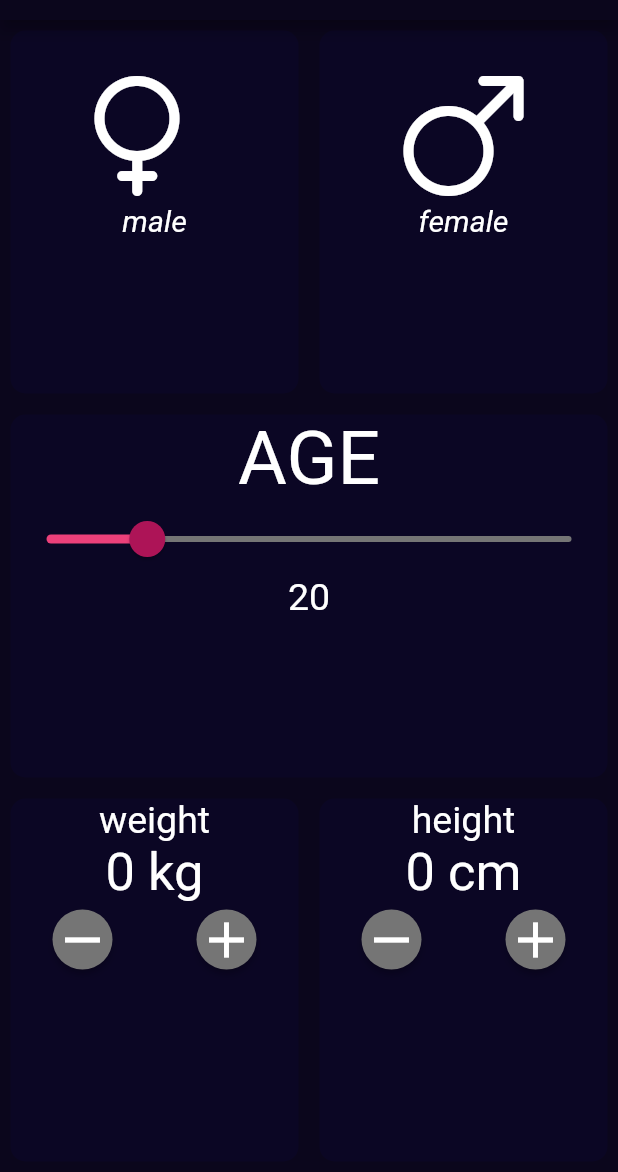
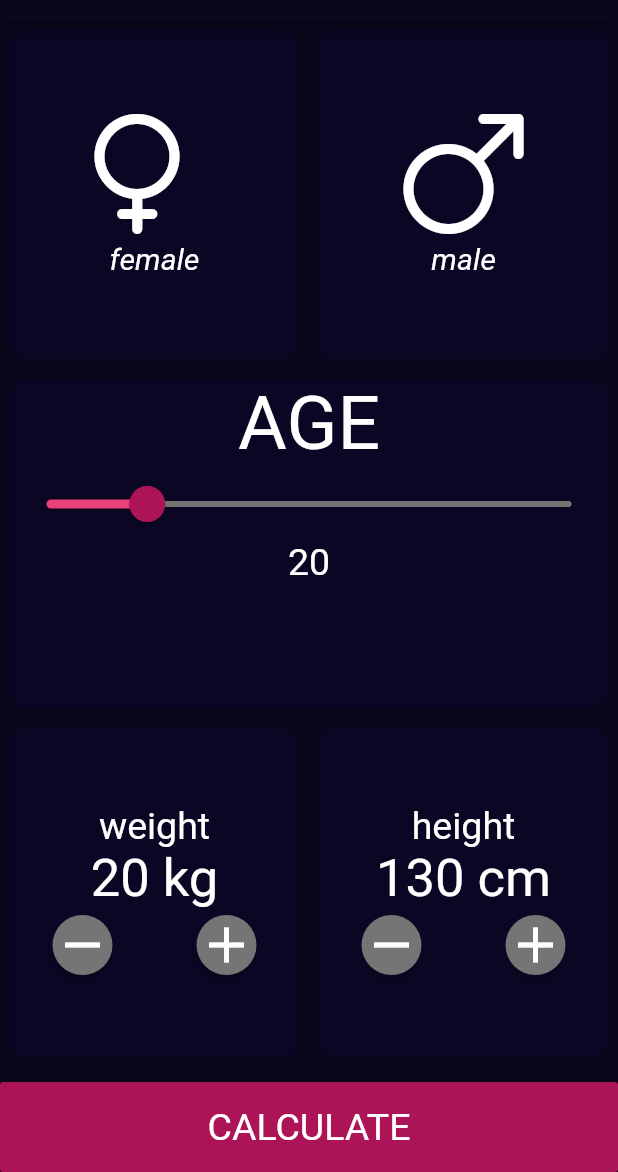
Before and after one commit to AbhijitHycinth/flutter-bmi-calculator, a Flutter app: the screen it shows after launch, on a phone screen of 412 x 824 dp, the part 64-1236 px from its top. Run offline on Flutter 3.47's test engine with Material 2 defaults, Android fonts, the phone set to English and light mode, and no system bars.

```diff
--- a/lib/styles.dart
+++ b/lib/styles.dart
@@ -1,3 +1,7 @@
 import 'package:flutter/material.dart';
 
 final kAgeStyle = TextStyle(fontStyle: FontStyle.normal, fontSize: 50);
+final kAccentColor = Colors.pink[800];
+final kOverlayColor = Color(0x30880E4F);
+final kDecorationRoundedEdges =
+    BoxDecoration(borderRadius: BorderRadius.all(Radius.circular(10)));
--- a/lib/widgets/components/card.dart
+++ b/lib/widgets/components/card.dart
@@ -1,3 +1,4 @@
+import 'package:bmi_calculator/styles.dart';
 import 'package:flutter/material.dart';
 
 class CustomCard extends StatelessWidget {
@@ -13,9 +14,7 @@ class CustomCard extends StatelessWidget {
   Widget build(BuildContext context) {
     return Container(
         margin: EdgeInsets.all(7),
-        decoration: BoxDecoration(
-            color: _getCardColor(),
-            borderRadius: BorderRadius.all(Radius.circular(10))),
+        decoration: kDecorationRoundedEdges.copyWith(color: _getCardColor()),
         child: child);
   }
 }
--- a/lib/widgets/components/clickable_card.dart
+++ b/lib/widgets/components/clickable_card.dart
@@ -21,9 +21,9 @@ class ClickableCard extends StatelessWidget {
       onTap: () {
         _onTap(_text);
       },
-      child: Padding(
-        padding: const EdgeInsets.all(30.0),
+      child: Center(
         child: Column(
+          mainAxisAlignment: MainAxisAlignment.center,
           mainAxisSize: MainAxisSize.max,
           children: <Widget>[
             Icon(_icon, size: 80.0),
--- a/lib/widgets/components/custom_counter.dart
+++ b/lib/widgets/components/custom_counter.dart
@@ -34,6 +34,7 @@ class CustomCounter extends StatelessWidget {
   Widget build(BuildContext context) {
     String unit = units[label][scale];
     return Column(
+      mainAxisAlignment: MainAxisAlignment.center,
       children: <Widget>[
         Text(label, style: kAgeStyle.copyWith(fontSize: 25)),
         Text('$value $unit', style: kAgeStyle.copyWith(fontSize: 35)),
--- a/lib/widgets/components/text_slider.dart
+++ b/lib/widgets/components/text_slider.dart
@@ -24,8 +24,8 @@ class TextSlider extends StatelessWidget {
             data: SliderThemeData(
               activeTrackColor: Colors.pink[400],
               inactiveTrackColor: Colors.grey[600],
-              thumbColor: Colors.pink[800],
-              overlayColor: Color(0x30880E4F),
+              thumbColor: kAccentColor,
+              overlayColor: kOverlayColor,
               thumbShape: RoundSliderThumbShape(enabledThumbRadius: 12),
             ),
             child: Slider(onChanged: onChange, value: value, min: 1, max: 100)),
--- a/lib/widgets/screen/main_page.dart
+++ b/lib/widgets/screen/main_page.dart
@@ -1,8 +1,10 @@
 import 'package:bmi_calculator/customIcons/gender_icons.dart';
+import 'package:bmi_calculator/styles.dart';
 import 'package:bmi_calculator/widgets/components/card.dart';
 import 'package:bmi_calculator/widgets/components/clickable_card.dart';
 import 'package:bmi_calculator/widgets/components/custom_counter.dart';
 import 'package:bmi_calculator/widgets/components/text_slider.dart';
+import 'package:bmi_calculator/widgets/screen/result_page.dart';
 import 'package:flutter/material.dart';
 
 class MainPage extends StatefulWidget {
@@ -13,8 +15,8 @@ class MainPage extends StatefulWidget {
 class _MainPageState extends State<MainPage> {
   String _selectedGender;
   double selectedAge = 20;
-  int weight = 0;
-  int height = 0;
+  int weight = 20;
+  int height = 130;
 
   void setGender(String gender) {
     setState(() {
@@ -35,18 +37,18 @@ class _MainPageState extends State<MainPage> {
                 child: CustomCard(
                   child: ClickableCard(
                       onTap: this.setGender,
-                      text: "male",
+                      text: "female",
                       icon: GenderIcons.male),
-                  selected: _selectedGender == "male",
+                  selected: _selectedGender == "female",
                 ),
               ),
               Expanded(
                 child: CustomCard(
                   child: ClickableCard(
                       onTap: this.setGender,
-                      text: "female",
+                      text: "male",
                       icon: GenderIcons.female),
-                  selected: _selectedGender == "female",
+                  selected: _selectedGender == "male",
                 ),
               ),
             ],
@@ -95,6 +97,30 @@ class _MainPageState extends State<MainPage> {
             ),
           ],
         )),
+        Container(
+            decoration: kDecorationRoundedEdges,
+            margin: EdgeInsets.only(top: 10),
+            height: 60,
+            width: double.infinity,
+            child: FlatButton(
+              onPressed: () {
+                Navigator.push(
+                    context,
+                    MaterialPageRoute(
+                        builder: (context) => ResultPage(
+                              height: height,
+                              weight: weight,
+                            )));
+              },
+              color: kAccentColor,
+              child: Text(
+                "CALCULATE",
+                style: kAgeStyle.copyWith(
+                    fontSize: 25,
+                    color: Colors.white,
+                    fontWeight: FontWeight.normal),
+              ),
+            ))
       ],
     );
   }
```
Also changed, not shown: lib/helper/bmi_calculator_brain.dart (added, +15 -0 lines), lib/widgets/screen/result_page.dart (added, +22 -0 lines).
